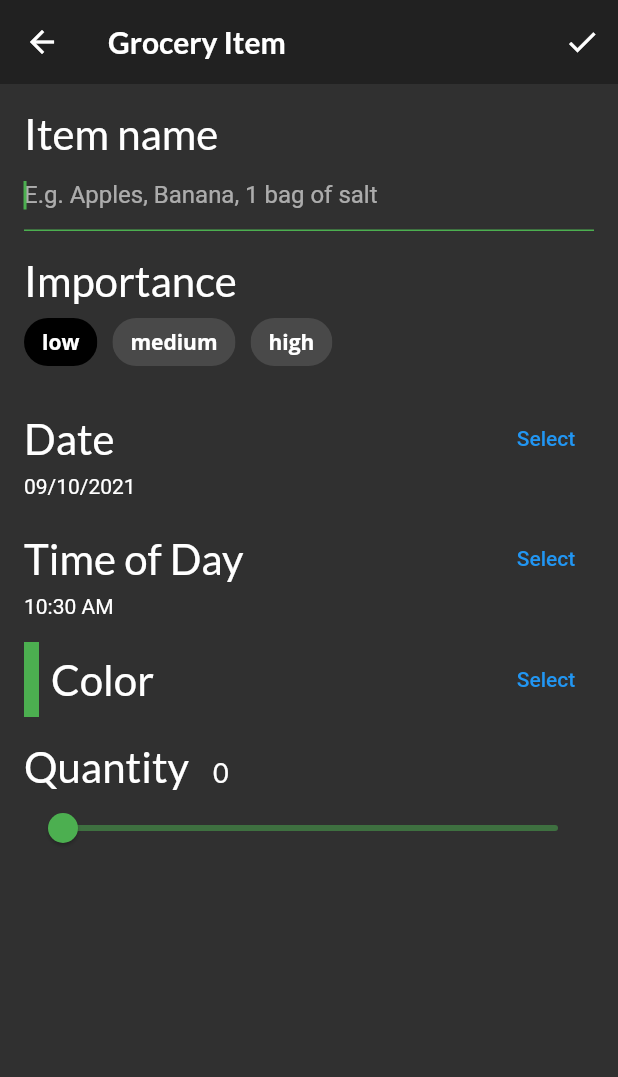
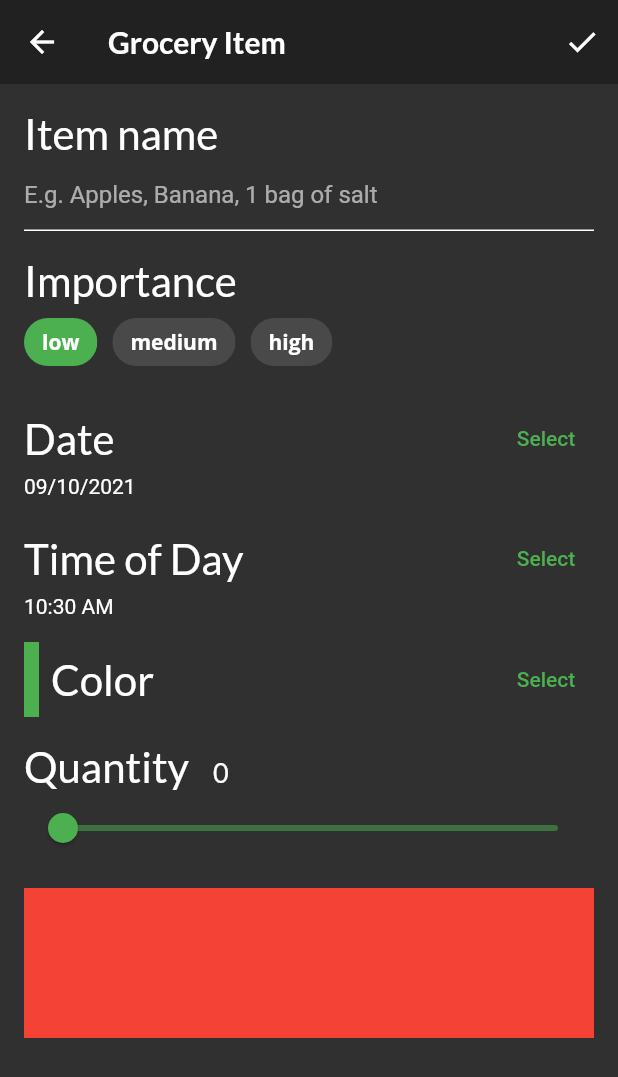
Before and after one commit to rafaellotto/fooderlich, a Flutter app: the screen it shows after launch, item 3 of the bottom bar chosen, after a tap on the "add" icon, on a phone screen of 412 x 824 dp. Shown: the top 1077 px of the screen. Run offline on Flutter 3.47's test engine with Material 2 defaults, Android fonts, the phone set to English and light mode, and no system bars; our stand-ins replace flutter_colorpicker, google_fonts.

Commit message:
Changes from item 6.10

```diff
--- /dev/null
+++ b/lib/components/grocery_title.dart
@@ -0,0 +1,25 @@
+import 'package:flutter/material.dart';
+
+import 'package:fooderlich/models/grocery_item.dart';
+
+class GroceryTile extends StatelessWidget {
+  final GroceryItem item;
+  final Function(bool?)? onComplete;
+  final TextDecoration textDecoration;
+
+  GroceryTile({
+    Key? key,
+    required this.item,
+    this.onComplete,
+  })  : textDecoration =
+            item.isComplete ? TextDecoration.lineThrough : TextDecoration.none,
+        super(key: key);
+
+  @override
+  Widget build(BuildContext context) {
+    return Container(
+      height: 100.0,
+      color: Colors.red,
+    );
+  }
+}
--- a/lib/screens/grocery_item_screen.dart
+++ b/lib/screens/grocery_item_screen.dart
@@ -1,5 +1,6 @@
 import 'package:flutter/material.dart';
 import 'package:flutter_colorpicker/flutter_colorpicker.dart';
+import 'package:fooderlich/components/grocery_title.dart';
 
 import 'package:fooderlich/models/grocery_item.dart';
 import 'package:google_fonts/google_fonts.dart';
@@ -97,7 +98,22 @@
             const SizedBox(height: 16),
             buildQuantityField(),
             const SizedBox(height: 16),
-            // TODO: 19: Add Grocery Tile
+            GroceryTile(
+              item: GroceryItem(
+                id: 'previewMode',
+                name: _name,
+                importance: _importance,
+                color: _currentColor,
+                quantity: _currentSliderValue,
+                date: DateTime(
+                  _dueDate.year,
+                  _dueDate.month,
+                  _dueDate.day,
+                  _timeOfDay.hour,
+                  _timeOfDay.minute,
+                ),
+              ),
+            ),
           ],
         ),
       ),
@@ -113,7 +129,6 @@
           style: GoogleFonts.lato(fontSize: 28),
         ),
         TextField(
-          autofocus: true,
           controller: _nameController,
           cursorColor: _currentColor,
           decoration: InputDecoration(
@@ -145,7 +160,7 @@
           spacing: 10,
           children: [
             ChoiceChip(
-              selectedColor: Colors.black,
+              selectedColor: _currentColor,
               selected: _importance == Importance.low,
               onSelected: (selected) {
                 setState(() {
@@ -158,7 +173,7 @@
               ),
             ),
             ChoiceChip(
-              selectedColor: Colors.black,
+              selectedColor: _currentColor,
               selected: _importance == Importance.medium,
               onSelected: (selected) {
                 setState(() {
@@ -171,7 +186,7 @@
               ),
             ),
             ChoiceChip(
-              selectedColor: Colors.black,
+              selectedColor: _currentColor,
               selected: _importance == Importance.high,
               onSelected: (selected) {
                 setState(() {
@@ -201,7 +216,10 @@
               style: GoogleFonts.lato(fontSize: 28),
             ),
             TextButton(
-              child: const Text('Select'),
+              child: Text(
+                'Select',
+                style: TextStyle(color: _currentColor),
+              ),
               onPressed: () async {
                 final currentDate = DateTime.now();
 
@@ -238,7 +256,10 @@
               style: GoogleFonts.lato(fontSize: 28),
             ),
             TextButton(
-              child: const Text('Select'),
+              child: Text(
+                'Select',
+                style: TextStyle(color: _currentColor),
+              ),
               onPressed: () async {
                 final timeOfDay = await showTimePicker(
                   initialTime: TimeOfDay.now(),
@@ -278,7 +299,10 @@
           ],
         ),
         TextButton(
-          child: const Text('Select'),
+          child: Text(
+            'Select',
+            style: TextStyle(color: _currentColor),
+          ),
           onPressed: () {
             showDialog(
               context: context,
```
